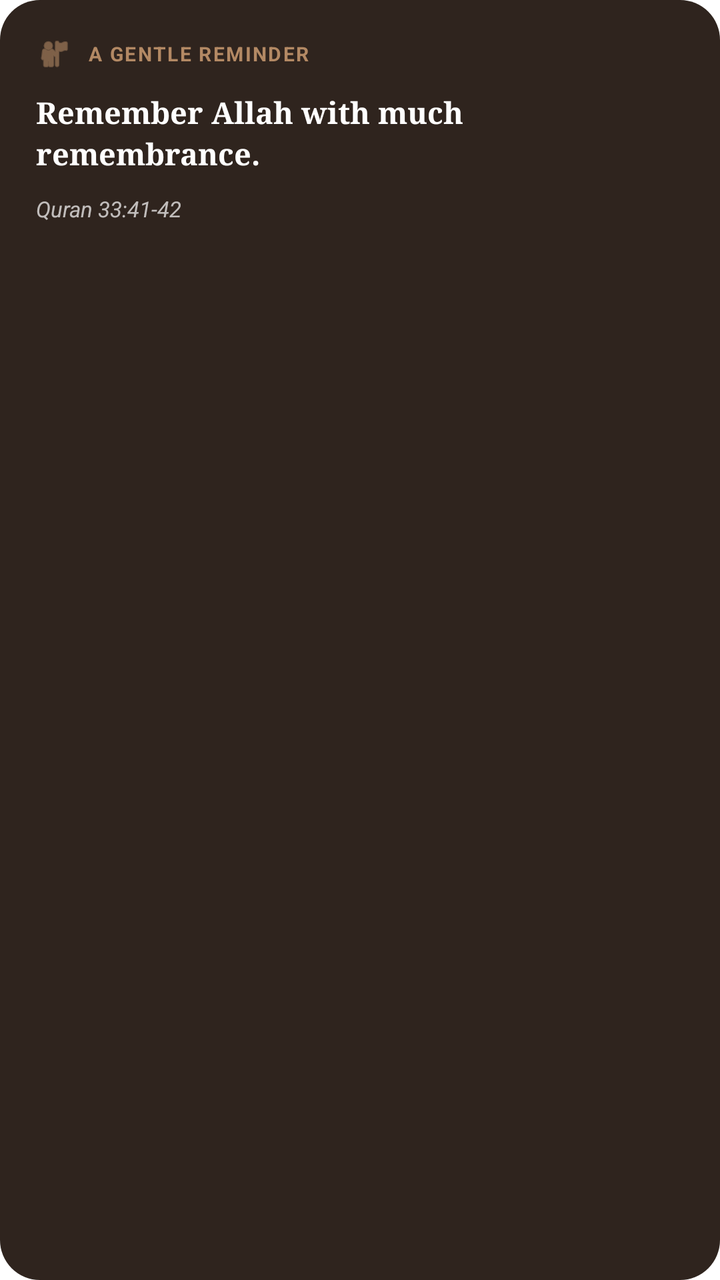
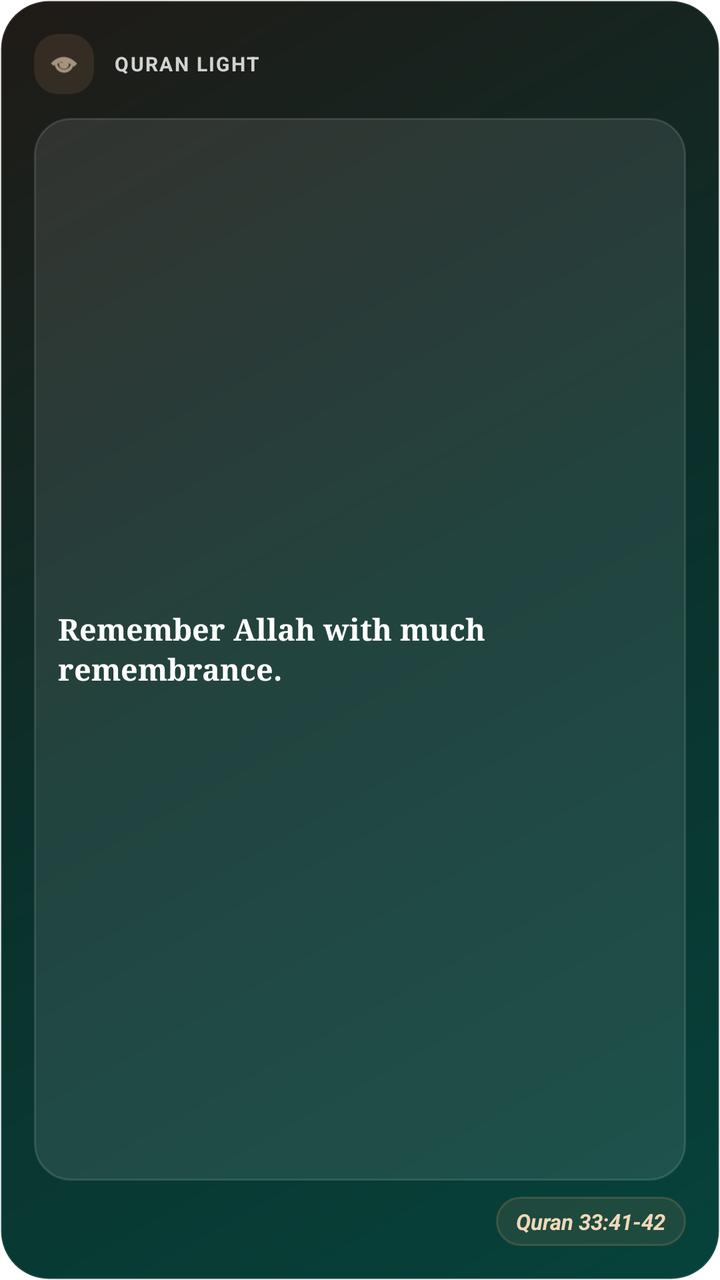

Compare the two renders of this Android layout. The source of the first and the diff that turns it into the second are given below.
<!-- AndroidManifest.xml: fallback theme Theme.MaterialComponents.DayNight.NoActionBar -->
<!-- res/layout/mizan_lock_screen_widget.xml -->
<?xml version="1.0" encoding="utf-8"?>
<LinearLayout xmlns:android="http://schemas.android.com/apk/res/android"
    android:layout_width="match_parent"
    android:layout_height="match_parent"
    android:orientation="vertical"
    android:background="@drawable/widget_card_bg"
    android:padding="18dp">

    <LinearLayout
        android:layout_width="match_parent"
        android:layout_height="wrap_content"
        android:orientation="horizontal"
        android:gravity="center_vertical"
        android:layout_marginBottom="10dp">

        <ImageView
            android:layout_width="18dp"
            android:layout_height="18dp"
            android:src="@android:drawable/ic_menu_myplaces"
            android:tint="#FFB38964" />

        <TextView
            android:layout_width="0dp"
            android:layout_height="wrap_content"
            android:layout_weight="1"
            android:layout_marginStart="8dp"
            android:text="A GENTLE REMINDER"
            android:textColor="#FFB38964"
            android:textSize="10sp"
            android:textStyle="bold"
            android:letterSpacing="0.08" />
    </LinearLayout>

    <TextView
        android:id="@+id/widget_text"
        android:layout_width="match_parent"
        android:layout_height="wrap_content"
        android:text="Remember Allah with much remembrance."
        android:textColor="#FFFFFFFF"
        android:textSize="15sp"
        android:textStyle="bold"
        android:fontFamily="serif"
        android:lineSpacingMultiplier="1.15"
        android:maxLines="3"
        android:ellipsize="end" />

    <TextView
        android:id="@+id/widget_source"
        android:layout_width="match_parent"
        android:layout_height="wrap_content"
        android:text="Quran 33:41-42"
        android:textColor="#B3FFFFFF"
        android:textSize="11sp"
        android:textStyle="italic"
        android:maxLines="1"
        android:ellipsize="end"
        android:layout_marginTop="10dp" />

    <TextView
        android:id="@+id/widget_inline_text"
        android:layout_width="match_parent"
        android:layout_height="wrap_content"
        android:text="Remember Allah often"
        android:textColor="#FFFFFFFF"
        android:textSize="13sp"
        android:textStyle="bold"
        android:maxLines="1"
        android:ellipsize="end"
        android:visibility="gone" />

</LinearLayout>
<!-- resources referenced by this layout -->
<resources>
  <!-- drawable widget_card_bg (drawable) -->
  <?xml version="1.0" encoding="utf-8"?>
  <shape xmlns:android="http://schemas.android.com/apk/res/android">
      <solid android:color="#FF2F241E" />
      <corners android:radius="20dp" />
  </shape>
</resources>

<!-- the commit's change to res/layout/mizan_lock_screen_widget.xml (unified diff, before → after) -->
@@ -2,70 +2,90 @@
 <LinearLayout xmlns:android="http://schemas.android.com/apk/res/android"
     android:layout_width="match_parent"
     android:layout_height="match_parent"
+    android:background="@drawable/widget_card_bg"
+    android:gravity="center_vertical"
     android:orientation="vertical"
-    android:background="@drawable/widget_card_bg"
-    android:padding="18dp">
+    android:padding="17dp">
 
     <LinearLayout
         android:layout_width="match_parent"
         android:layout_height="wrap_content"
-        android:orientation="horizontal"
         android:gravity="center_vertical"
-        android:layout_marginBottom="10dp">
+        android:orientation="horizontal">
 
-        <ImageView
-            android:layout_width="18dp"
-            android:layout_height="18dp"
-            android:src="@android:drawable/ic_menu_myplaces"
-            android:tint="#FFB38964" />
+        <FrameLayout
+            android:layout_width="30dp"
+            android:layout_height="30dp"
+            android:background="@drawable/widget_icon_bg">
+
+            <ImageView
+                android:layout_width="16dp"
+                android:layout_height="16dp"
+                android:layout_gravity="center"
+                android:src="@android:drawable/ic_menu_view"
+                android:tint="#FFF0D8B8" />
+        </FrameLayout>
 
         <TextView
+            android:id="@+id/widget_label"
             android:layout_width="0dp"
             android:layout_height="wrap_content"
+            android:layout_marginStart="10dp"
             android:layout_weight="1"
-            android:layout_marginStart="8dp"
-            android:text="A GENTLE REMINDER"
-            android:textColor="#FFB38964"
+            android:ellipsize="end"
+            android:letterSpacing="0.08"
+            android:maxLines="1"
+            android:text="QURAN LIGHT"
+            android:textColor="#CCFFFFFF"
             android:textSize="10sp"
-            android:textStyle="bold"
-            android:letterSpacing="0.08" />
+            android:textStyle="bold" />
     </LinearLayout>
 
     <TextView
         android:id="@+id/widget_text"
         android:layout_width="match_parent"
-        android:layout_height="wrap_content"
+        android:layout_height="0dp"
+        android:layout_marginTop="12dp"
+        android:layout_weight="1"
+        android:background="@drawable/widget_panel_bg"
+        android:ellipsize="end"
+        android:fontFamily="serif"
+        android:gravity="center_vertical"
+        android:lineSpacingMultiplier="1.12"
+        android:maxLines="3"
+        android:padding="12dp"
         android:text="Remember Allah with much remembrance."
         android:textColor="#FFFFFFFF"
         android:textSize="15sp"
-        android:textStyle="bold"
-        android:fontFamily="serif"
-        android:lineSpacingMultiplier="1.15"
-        android:maxLines="3"
-        android:ellipsize="end" />
+        android:textStyle="bold" />
 
     <TextView
         android:id="@+id/widget_source"
-        android:layout_width="match_parent"
+        android:layout_width="wrap_content"
         android:layout_height="wrap_content"
+        android:layout_gravity="end"
+        android:layout_marginTop="8dp"
+        android:background="@drawable/widget_chip_bg"
+        android:ellipsize="end"
+        android:maxLines="1"
+        android:paddingStart="10dp"
+        android:paddingTop="5dp"
+        android:paddingEnd="10dp"
+        android:paddingBottom="5dp"
         android:text="Quran 33:41-42"
-        android:textColor="#B3FFFFFF"
+        android:textColor="#FFF0D8B8"
         android:textSize="11sp"
-        android:textStyle="italic"
-        android:maxLines="1"
-        android:ellipsize="end"
-        android:layout_marginTop="10dp" />
+        android:textStyle="bold|italic" />
 
     <TextView
         android:id="@+id/widget_inline_text"
         android:layout_width="match_parent"
         android:layout_height="wrap_content"
+        android:ellipsize="end"
+        android:maxLines="1"
         android:text="Remember Allah often"
         android:textColor="#FFFFFFFF"
         android:textSize="13sp"
         android:textStyle="bold"
-        android:maxLines="1"
-        android:ellipsize="end"
         android:visibility="gone" />
-
 </LinearLayout>
<!-- resource entries referenced after the edit -->
@@ -3,8 +3,39 @@
   <!-- drawable widget_card_bg (drawable) -->
   <?xml version="1.0" encoding="utf-8"?>
   <shape xmlns:android="http://schemas.android.com/apk/res/android">
-      <solid android:color="#FF2F241E" />
-      <corners android:radius="20dp" />
+      <gradient
+          android:angle="135"
+          android:startColor="#FF06433B"
+          android:centerColor="#FF0B302B"
+          android:endColor="#FF201A16" />
+      <stroke
+          android:width="1dp"
+          android:color="#22FFFFFF" />
+      <corners android:radius="24dp" />
+  </shape>
+  <!-- drawable widget_chip_bg (drawable) -->
+  <?xml version="1.0" encoding="utf-8"?>
+  <shape xmlns:android="http://schemas.android.com/apk/res/android">
+      <solid android:color="#24B38964" />
+      <stroke
+          android:width="1dp"
+          android:color="#44B38964" />
+      <corners android:radius="999dp" />
+  </shape>
+  <!-- drawable widget_icon_bg (drawable) -->
+  <?xml version="1.0" encoding="utf-8"?>
+  <shape xmlns:android="http://schemas.android.com/apk/res/android">
+      <solid android:color="#26B38964" />
+      <corners android:radius="12dp" />
+  </shape>
+  <!-- drawable widget_panel_bg (drawable) -->
+  <?xml version="1.0" encoding="utf-8"?>
+  <shape xmlns:android="http://schemas.android.com/apk/res/android">
+      <solid android:color="#18FFFFFF" />
+      <stroke
+          android:width="1dp"
+          android:color="#20FFFFFF" />
+      <corners android:radius="18dp" />
   </shape>
 </resources>
 
